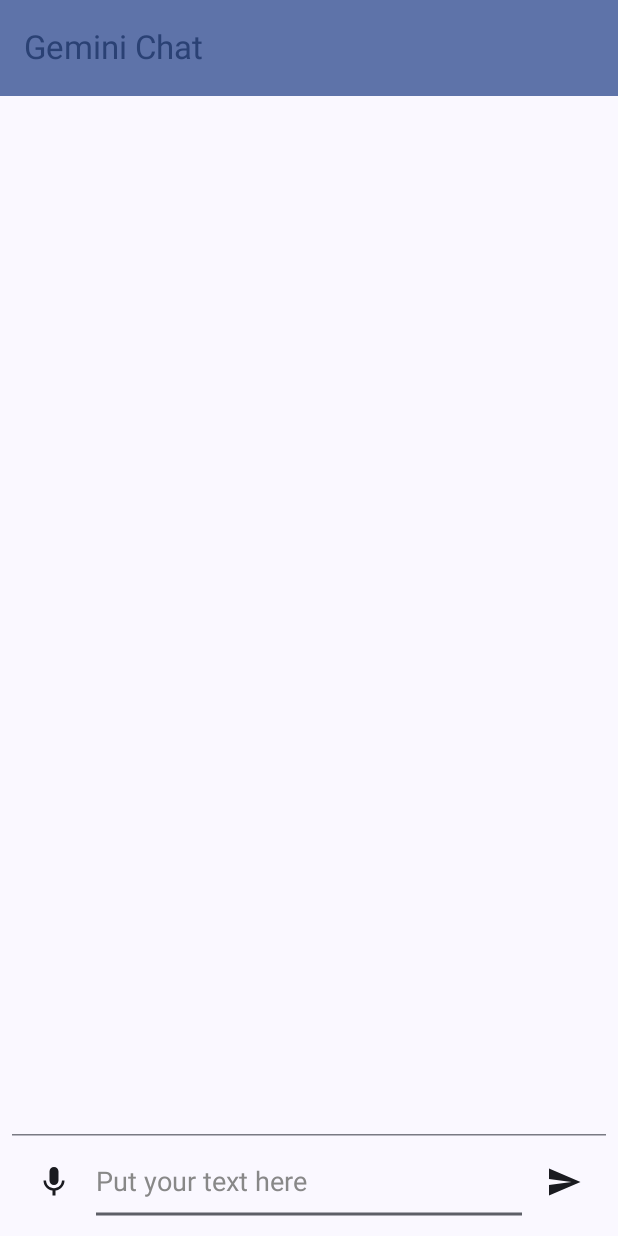
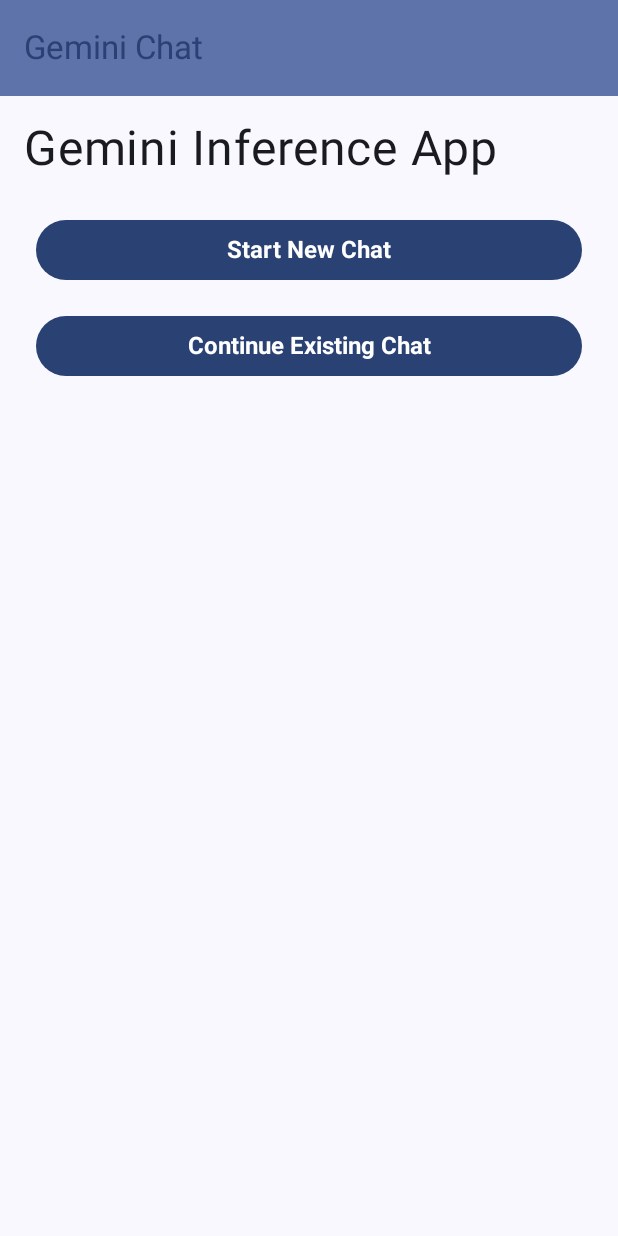
Before and after one commit to farmaker47/Gemini_Inference, an Android app built with Jetpack Compose: the screen it shows after launch (MainActivity), on a phone screen of 412 x 824 dp. Run offline under Robolectric (Android 15) with nearby library versions, the phone set to English and light mode, and no system bars; our stand-ins replace Dagger/Hilt's generated code.

Commit message:
Added MainScreen with custom buttons to navigate to chat

```diff
--- a/app/src/main/java/com/chatbot/MainActivity.kt
+++ b/app/src/main/java/com/chatbot/MainActivity.kt
@@ -9,6 +9,7 @@ import androidx.compose.material3.MaterialTheme
 import androidx.compose.material3.Scaffold
 import androidx.compose.material3.Surface
 import androidx.compose.ui.Modifier
+import androidx.compose.ui.res.stringResource
 import com.chatbot.presentation.NavigationRoot
 import com.chatbot.presentation.components.AppBar
 import com.chatbot.ui.theme.GeminiInferenceTheme
@@ -21,7 +22,7 @@ class MainActivity : ComponentActivity() {
         setContent {
             GeminiInferenceTheme {
                 Scaffold(
-                    topBar = { AppBar() }
+                    topBar = { AppBar(stringResource(R.string.app_name)) }
                 ) { innerPadding ->
                     // A surface container using the 'background' color from the theme
                     Surface(
--- a/app/src/main/java/com/chatbot/di/ChatMessagesModule.kt
+++ b/app/src/main/java/com/chatbot/di/ChatMessagesModule.kt
@@ -1,9 +1,15 @@
 package com.chatbot.di
 
+import com.chatbot.data.GeminiMessageManager
 import com.chatbot.domain.ChatMessage
+import com.chatbot.presentation.screens.chat.ChatViewModel
 import dagger.Module
 import dagger.Provides
+import dagger.assisted.Assisted
+import dagger.assisted.AssistedFactory
 import dagger.hilt.InstallIn
+import dagger.hilt.android.components.ActivityComponent
+import dagger.hilt.android.components.ViewModelComponent
 import dagger.hilt.components.SingletonComponent
 
 @Module
--- a/app/src/main/java/com/chatbot/presentation/Navigation.kt
+++ b/app/src/main/java/com/chatbot/presentation/Navigation.kt
@@ -4,16 +4,19 @@ import androidx.compose.runtime.Composable
 import androidx.navigation.compose.NavHost
 import androidx.navigation.compose.composable
 import androidx.navigation.compose.rememberNavController
-import com.chatbot.presentation.screens.chat.ChatRoute
-import com.chatbot.presentation.screens.loading.LoadingRoute
+import androidx.navigation.toRoute
+import com.chatbot.presentation.screens.chat.ChatRoot
+import com.chatbot.presentation.screens.main.MainScreenRoot
 import kotlinx.serialization.Serializable
 
 sealed interface Route {
     @Serializable
-    object SplashScreen
+    object MainScreen
 
     @Serializable
-    object ChatScreen
+    data class ChatScreen(
+        val useExistingChat: Boolean
+    )
 }
 
 @Composable
@@ -22,21 +25,27 @@ fun NavigationRoot() {
 
     NavHost(
         navController = navController,
-        startDestination = Route.SplashScreen
+        startDestination = Route.MainScreen
     ) {
-        composable<Route.SplashScreen> {
-            LoadingRoute(
-                onModelLoaded = {
-                    navController.navigate(Route.ChatScreen) {
-                        popUpTo(Route.SplashScreen) { inclusive = true }
-                        launchSingleTop = true
-                    }
+        composable<Route.MainScreen> {
+            MainScreenRoot(
+                onStartNewChat = {
+                    navController.navigate(
+                        Route.ChatScreen(useExistingChat = false)
+                    )
+                },
+
+                onContinueExistingChat = {
+                    navController.navigate(
+                        Route.ChatScreen(useExistingChat = true)
+                    )
                 }
             )
         }
 
         composable<Route.ChatScreen> {
-            ChatRoute()
+            val args = it.toRoute<Route.ChatScreen>()
+            ChatRoot(args.useExistingChat)
         }
     }
 }
--- a/app/src/main/java/com/chatbot/presentation/components/AppBar.kt
+++ b/app/src/main/java/com/chatbot/presentation/components/AppBar.kt
@@ -1,9 +1,17 @@
 package com.chatbot.presentation.components
 
 import androidx.compose.foundation.layout.Column
+import androidx.compose.foundation.layout.fillMaxSize
 import androidx.compose.foundation.layout.fillMaxWidth
+import androidx.compose.foundation.layout.padding
+import androidx.compose.material.icons.Icons
+import androidx.compose.material.icons.automirrored.filled.ArrowBack
+import androidx.compose.material.icons.filled.ArrowBack
 import androidx.compose.material3.ExperimentalMaterial3Api
+import androidx.compose.material3.Icon
+import androidx.compose.material3.IconButton
 import androidx.compose.material3.MaterialTheme
+import androidx.compose.material3.Surface
 import androidx.compose.material3.Text
 import androidx.compose.material3.TopAppBar
 import androidx.compose.material3.TopAppBarDefaults
@@ -11,11 +19,16 @@ import androidx.compose.runtime.Composable
 import androidx.compose.ui.Modifier
 import androidx.compose.ui.res.stringResource
 import com.chatbot.R
+import com.chatbot.presentation.NavigationRoot
 
 // TopAppBar is marked as experimental in Material 3
 @OptIn(ExperimentalMaterial3Api::class)
 @Composable
-fun AppBar() {
+fun AppBar(
+    title: String,
+    showBackButton: Boolean = false,
+    onBackButtonClick: () -> Unit = {}
+) {
     Column(
         modifier = Modifier.fillMaxWidth()
     ) {
@@ -25,6 +38,13 @@ fun AppBar() {
                 containerColor = MaterialTheme.colorScheme.primaryContainer,
                 titleContentColor = MaterialTheme.colorScheme.primary,
             ),
+            navigationIcon = {
+                if (showBackButton) {
+                    IconButton(onClick = onBackButtonClick) {
+                        Icon(Icons.AutoMirrored.Filled.ArrowBack, contentDescription = "Back")
+                    }
+                }
+            }
         )
     }
 }
--- /dev/null
+++ b/app/src/main/java/com/chatbot/presentation/components/AppButton.kt
@@ -0,0 +1,132 @@
+package com.chatbot.presentation.components
+
+import androidx.compose.foundation.BorderStroke
+import androidx.compose.foundation.layout.Box
+import androidx.compose.foundation.layout.Column
+import androidx.compose.foundation.layout.fillMaxSize
+import androidx.compose.foundation.layout.fillMaxWidth
+import androidx.compose.foundation.layout.padding
+import androidx.compose.foundation.shape.RoundedCornerShape
+import androidx.compose.material3.Button
+import androidx.compose.material3.ButtonDefaults
+import androidx.compose.material3.MaterialTheme
+import androidx.compose.material3.OutlinedButton
+import androidx.compose.material3.Text
+import androidx.compose.material3.contentColorFor
+import androidx.compose.runtime.Composable
+import androidx.compose.ui.Modifier
+import androidx.compose.ui.graphics.Color
+import androidx.compose.ui.text.TextStyle
+import androidx.compose.ui.text.font.FontWeight
+import androidx.compose.ui.tooling.preview.Preview
+import androidx.compose.ui.unit.dp
+import androidx.compose.ui.unit.sp
+
+@Composable
+fun AppButton(
+    text: String,
+    onClick: () -> Unit,
+    modifier: Modifier = Modifier,
+    isOutlined: Boolean = false,
+    backgroundColor: Color = Color.Transparent,
+    textColor: Color = Color.Black,
+    enabled: Boolean = true
+) {
+    val buttonModifier = modifier
+        .fillMaxWidth()
+        .padding(8.dp)
+
+    if (isOutlined) {
+        OutlinedButton(
+            onClick = onClick,
+            modifier = buttonModifier,
+            colors = ButtonDefaults.outlinedButtonColors(
+                contentColor = textColor,
+                disabledContentColor = Color.LightGray
+            ),
+            border = BorderStroke(2.dp, if (enabled) textColor else Color.Gray),
+            shape = RoundedCornerShape(24.dp),
+            enabled = enabled
+        ) {
+            Text(text = text, style = TextStyle(color = if (enabled) textColor else Color.Gray, fontSize = 16.sp, fontWeight = FontWeight.Bold))
+        }
+    } else {
+        Button(
+            onClick = onClick,
+            modifier = buttonModifier,
+            colors = ButtonDefaults.buttonColors(
+                containerColor = backgroundColor,
+                contentColor = textColor,
+                disabledContainerColor = Color.LightGray,
+                disabledContentColor = Color.Gray
+            ),
+            shape = RoundedCornerShape(24.dp),
+            enabled = enabled
+        ) {
+            Text(text = text, style = TextStyle(color = if (enabled) textColor else Color.Gray, fontSize = 16.sp, fontWeight = FontWeight.Bold))
+        }
+    }
+}
+
+@Preview
+@Composable
+fun AppButtonPreview() {
+    Box(
+        modifier = Modifier
+            .fillMaxSize()
+            .padding(16.dp)
+    ) {
+        Column {
+
+            Text(
+                text = "Normal Buttons",
+                fontSize = 32.sp,
+                modifier = Modifier
+                    .padding(bottom = 16.dp)
+            )
+
+            Text("Enabled / Disabled")
+            AppButton(
+                text = "Start New Chat",
+                onClick = { /*TODO*/ },
+                textColor = MaterialTheme.colorScheme.contentColorFor(MaterialTheme.colorScheme.primary),
+                isOutlined = false,
+                backgroundColor = MaterialTheme.colorScheme.primary,
+
+                )
+
+            AppButton(
+                text = "Start New Chat",
+                onClick = { /*TODO*/ },
+                textColor = MaterialTheme.colorScheme.primaryContainer,
+                isOutlined = false,
+                backgroundColor = MaterialTheme.colorScheme.primaryContainer,
+                enabled = false
+            )
+
+
+            Text(
+                text = "Outlined Buttons",
+                fontSize = 32.sp,
+                modifier = Modifier
+                    .padding(top = 64.dp, bottom = 16.dp)
+            )
+
+            Text("Enabled / Disabled")
+            AppButton(
+                text = "Continue Existing Chat",
+                onClick = { /*TODO*/ },
+                textColor = MaterialTheme.colorScheme.contentColorFor(MaterialTheme.colorScheme.primaryContainer),
+                isOutlined = true
+            )
+
+            AppButton(
+                text = "Continue Existing Chat",
+                onClick = { /*TODO*/ },
+                textColor = MaterialTheme.colorScheme.contentColorFor(MaterialTheme.colorScheme.primaryContainer),
+                isOutlined = true,
+                enabled = false
+            )
+        }
+    }
+}
--- a/app/src/main/java/com/chatbot/presentation/components/LoadingIndicator.kt
+++ /dev/null
@@ -1,17 +0,0 @@
-package com.chatbot.presentation.components
-
-import androidx.compose.foundation.layout.Arrangement
-import androidx.compose.foundation.layout.Column
-import androidx.compose.material3.CircularProgressIndicator
-import androidx.compose.runtime.Composable
-import androidx.compose.ui.Alignment
-
-@Composable
-fun LoadingIndicator() {
-    Column(
-        horizontalAlignment = Alignment.CenterHorizontally,
-        verticalArrangement = Arrangement.Center
-    ) {
-        CircularProgressIndicator()
-    }
-}
--- /dev/null
+++ b/app/src/main/java/com/chatbot/presentation/components/LoadingOverlay.kt
@@ -0,0 +1,22 @@
+package com.chatbot.presentation.components
+
+import androidx.compose.foundation.background
+import androidx.compose.foundation.layout.Box
+import androidx.compose.foundation.layout.fillMaxSize
+import androidx.compose.material3.CircularProgressIndicator
+import androidx.compose.runtime.Composable
+import androidx.compose.ui.Alignment
+import androidx.compose.ui.Modifier
+import androidx.compose.ui.graphics.Color
+
+@Composable
+fun LoadingOverlay() {
+    Box(
+        modifier = Modifier
+            .fillMaxSize()
+            .background(Color.Black.copy(alpha = 0.4f)),
+        contentAlignment = Alignment.Center
+    ) {
+        CircularProgressIndicator()
+    }
+}
--- a/app/src/main/java/com/chatbot/presentation/screens/chat/ChatScreen.kt
+++ b/app/src/main/java/com/chatbot/presentation/screens/chat/ChatScreen.kt
@@ -9,6 +9,7 @@ import androidx.compose.foundation.lazy.rememberLazyListState
 import androidx.compose.foundation.shape.CircleShape
 import androidx.compose.foundation.shape.RoundedCornerShape
 import androidx.compose.material.icons.Icons
+import androidx.compose.material.icons.automirrored.filled.Send
 import androidx.compose.material.icons.filled.ArrowDownward
 import androidx.compose.material.icons.filled.Mic
 import androidx.compose.material.icons.filled.Send
@@ -28,6 +29,7 @@ import androidx.compose.ui.unit.dp
 import androidx.hilt.navigation.compose.hiltViewModel
 import com.chatbot.R
 import com.chatbot.domain.ChatMessage
+import com.chatbot.presentation.components.AppBar
 import com.chatbot.presentation.components.StyledBasicTextField
 import com.chatbot.presentation.utils.ObserveAsEvents
 import kotlinx.coroutines.launch
@@ -35,11 +37,16 @@ import my.nanihadesuka.compose.LazyColumnScrollbar
 import my.nanihadesuka.compose.ScrollbarSettings
 
 @Composable
-internal fun ChatRoute(
+internal fun ChatRoot(
+    useExistingChat: Boolean = false,
     viewModel: ChatViewModel = hiltViewModel()
 ) {
     val context = LocalContext.current
     val keyboardController = LocalSoftwareKeyboardController.current
+
+    LaunchedEffect(key1 = Unit) {
+        viewModel.initialize(useExistingChat)
+    }
 
     ObserveAsEvents(viewModel.events) { event ->
         when (event) {
@@ -48,6 +55,7 @@ internal fun ChatRoute(
             ChatEvent.OnSendMessage -> TODO()
         }
     }
+
 
     ChatScreen(
         viewModel.state,
@@ -180,7 +188,7 @@ fun ChatScreen(
                 )
 
                 Icon(
-                    Icons.Default.Send,
+                    Icons.AutoMirrored.Filled.Send,
                     contentDescription = stringResource(R.string.action_send),
                     modifier = Modifier
                         .background(
--- a/app/src/main/java/com/chatbot/presentation/screens/chat/ChatViewModel.kt
+++ b/app/src/main/java/com/chatbot/presentation/screens/chat/ChatViewModel.kt
@@ -11,6 +11,7 @@ import com.chatbot.domain.ChatMessage
 import com.chatbot.domain.MODEL_PREFIX
 import com.chatbot.domain.USER_PREFIX
 import com.chatbot.presentation.utils.UiText
+import dagger.assisted.Assisted
 import dagger.hilt.android.lifecycle.HiltViewModel
 import kotlinx.coroutines.Dispatchers
 import kotlinx.coroutines.channels.Channel
@@ -41,7 +42,7 @@ sealed interface ChatEvent {
 
 @HiltViewModel
 class ChatViewModel @Inject constructor(
-    private val messageManager: GeminiMessageManager
+    private val messageManager: GeminiMessageManager,
 ) : ViewModel() {
 
     var state by mutableStateOf(ChatState())
@@ -52,11 +53,19 @@ class ChatViewModel @Inject constructor(
 
     init {
         observeMessages()
+    }
 
-        val fromMs: Long = 500L
-        val toMs: Long = 1500L
+    fun initialize(useExistingChat: Boolean) {
+        // if we use existing chat, for the dummy code here
+        // we will remove delay to mock a chat that pre-exists
 
-// demo of adding messages through the messageManager that reflect back on viewModel's "state"
+        // if we don't useExistingChat, then we add delay between messages
+        // to mock an ongoing chat starting from zero.
+
+        val fromMs: Long = if (useExistingChat) 0L else  500L
+        val toMs: Long = if (useExistingChat) 1L else 1500L
+
+        // demo of adding messages through the messageManager that reflect back on viewModel's "state"
         viewModelScope.launch {
             delay(Random.nextLong(fromMs, toMs))
             messageManager.addMessage("Hey Gemini, have you ever thought about how AI will change the world?", USER_PREFIX)
--- a/app/src/main/java/com/chatbot/presentation/screens/loading/LoadingScreen.kt
+++ /dev/null
@@ -1,60 +0,0 @@
-package com.chatbot.presentation.screens.loading
-
-import androidx.compose.foundation.layout.Box
-import androidx.compose.material3.MaterialTheme
-import androidx.compose.material3.Text
-import androidx.compose.runtime.Composable
-import androidx.compose.runtime.LaunchedEffect
-import androidx.compose.runtime.getValue
-import androidx.compose.runtime.mutableStateOf
-import androidx.compose.runtime.remember
-import androidx.compose.runtime.setValue
-import androidx.compose.ui.Alignment
-import androidx.compose.ui.text.style.TextAlign
-import com.chatbot.presentation.components.LoadingIndicator
-import kotlinx.coroutines.Dispatchers
-import kotlinx.coroutines.delay
-import kotlinx.coroutines.withContext
-
-@Composable
-internal fun LoadingRoute(
-    onModelLoaded: () -> Unit = { }
-) {
-    var errorMessage by remember { mutableStateOf("") }
-
-    if (errorMessage != "") {
-        ErrorMessage(errorMessage)
-    } else {
-        LoadingIndicator()
-    }
-
-    LaunchedEffect(Unit, block = {
-        // Create the GeminiInference in a separate thread
-        withContext(Dispatchers.IO) {
-            try {
-                delay(1000)
-                // Notify the UI that the model has finished loading
-                withContext(Dispatchers.Main) {
-                    onModelLoaded()
-                }
-            } catch (e: Exception) {
-                errorMessage = e.localizedMessage ?: "UnknownError"
-            }
-        }
-    })
-}
-
-@Composable
-fun ErrorMessage(
-    errorMessage: String
-) {
-    Box(
-        contentAlignment = Alignment.Center
-    ) {
-        Text(
-            text = errorMessage,
-            color = MaterialTheme.colorScheme.error,
-            textAlign = TextAlign.Center
-        )
-    }
-}
--- /dev/null
+++ b/app/src/main/java/com/chatbot/presentation/screens/main/MainScreen.kt
@@ -0,0 +1,93 @@
+package com.chatbot.presentation.screens.main
+
+import androidx.compose.foundation.layout.Box
+import androidx.compose.foundation.layout.Column
+import androidx.compose.foundation.layout.fillMaxSize
+import androidx.compose.foundation.layout.padding
+import androidx.compose.material3.MaterialTheme
+import androidx.compose.material3.Text
+import androidx.compose.material3.contentColorFor
+import androidx.compose.runtime.Composable
+import androidx.compose.ui.Modifier
+import androidx.compose.ui.tooling.preview.Preview
+import androidx.compose.ui.unit.dp
+import androidx.compose.ui.unit.sp
+import androidx.hilt.navigation.compose.hiltViewModel
+import com.chatbot.presentation.components.AppButton
+import com.chatbot.presentation.components.LoadingOverlay
+
+@Composable
+fun MainScreenRoot(
+    onStartNewChat: () -> Unit,
+    onContinueExistingChat: () -> Unit,
+    viewModel: MainViewModel = hiltViewModel()
+) {
+    Box(
+        modifier = Modifier
+            .fillMaxSize()
+
+    ) {
+        MainScreen(
+            state = viewModel.state,
+            onAction = { action ->
+                when (action) {
+                    MainViewAction.ContinueExistingChat -> onContinueExistingChat()
+                    MainViewAction.StartNewChat -> onStartNewChat()
+                }
+            }
+        )
+
+        if (viewModel.state.isLoading) {
+            LoadingOverlay()
+        }
+    }
+}
+
+@Composable
+fun MainScreen(
+    state: MainViewState,
+    onAction: (MainViewAction) -> Unit
+) {
+    Box(
+        modifier = Modifier
+            .fillMaxSize()
+            .padding(16.dp)
+    ) {
+        Column {
+            Text(
+                text = "Gemini Inference App",
+                fontSize = 32.sp,
+                modifier = Modifier
+                    .padding(bottom = 16.dp)
+            )
+
+            AppButton(
+                text = "Start New Chat",
+                onClick = { onAction(MainViewAction.StartNewChat) },
+                textColor = MaterialTheme.colorScheme.contentColorFor(MaterialTheme.colorScheme.primary),
+                isOutlined = false,
+                backgroundColor = MaterialTheme.colorScheme.primary,
+
+            )
+
+            AppButton(
+                text = "Continue Existing Chat",
+                onClick = { onAction(MainViewAction.ContinueExistingChat) },
+                textColor = MaterialTheme.colorScheme.contentColorFor(MaterialTheme.colorScheme.primary),
+                isOutlined = false,
+                backgroundColor = MaterialTheme.colorScheme.primary,
+                enabled = state.continueChatButtonEnabled
+            )
+
+        }
+    }
+}
+
+@Preview
+@Composable
+fun MainScreenPreview() {
+    MainScreen(
+        state = MainViewState(),
+        onAction = {}
+    )
+}
--- /dev/null
+++ b/app/src/main/java/com/chatbot/presentation/screens/main/MainViewModel.kt
@@ -0,0 +1,68 @@
+package com.chatbot.presentation.screens.main
+
+import androidx.compose.runtime.getValue
+import androidx.compose.runtime.mutableStateOf
+import androidx.compose.runtime.setValue
+import androidx.lifecycle.ViewModel
+import androidx.lifecycle.viewModelScope
+import com.chatbot.presentation.utils.UiText
+import dagger.hilt.android.lifecycle.HiltViewModel
+import kotlinx.coroutines.channels.Channel
+import kotlinx.coroutines.delay
+import kotlinx.coroutines.flow.receiveAsFlow
+import kotlinx.coroutines.launch
+import javax.inject.Inject
+
+sealed interface MainViewAction {
+    data object StartNewChat: MainViewAction
+    data object ContinueExistingChat: MainViewAction
+}
+
+sealed interface MainViewEvent {
+    data object StartNewChat: MainViewEvent
+    data object ContinueLastChat: MainViewEvent
+    data class Error(val error: UiText): MainViewEvent
+}
+
+data class MainViewState(
+    val isLoading: Boolean = false,
+    val continueChatButtonEnabled: Boolean = false
+)
+
+
+@HiltViewModel
+class MainViewModel @Inject constructor(): ViewModel() {
+
+    var state by mutableStateOf(MainViewState())
+        private set
+
+    private val eventChannel = Channel<MainViewEvent>()
+    val events = eventChannel.receiveAsFlow()
+
+    init {
+        // dummy delay to simulate initialization
+        // in order to enabled the button for "Continuing on existing chat"
+        viewModelScope.launch {
+            // state to show loading indicator
+            state = state.copy(
+                isLoading = true
+            )
+
+            delay(2000L)
+
+            // state to hide loading indicator
+            state = state.copy(
+                continueChatButtonEnabled = true,
+                isLoading = false
+            )
+        }
+    }
+
+    fun onAction(action: MainViewAction) {
+        when (action) {
+            MainViewAction.ContinueExistingChat -> TODO()
+            MainViewAction.StartNewChat -> TODO()
+        }
+    }
+
+}
```
